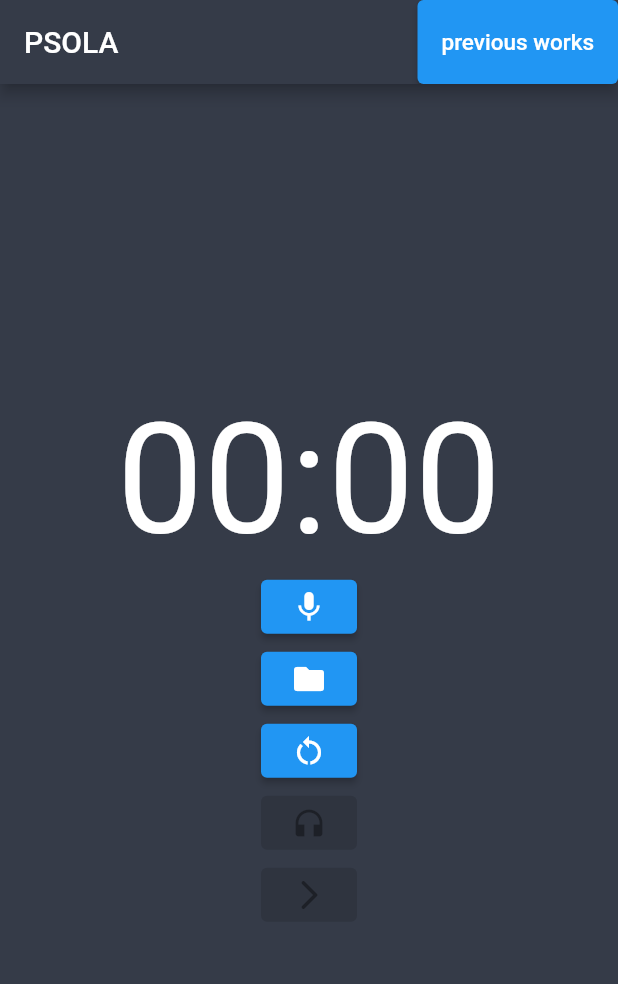
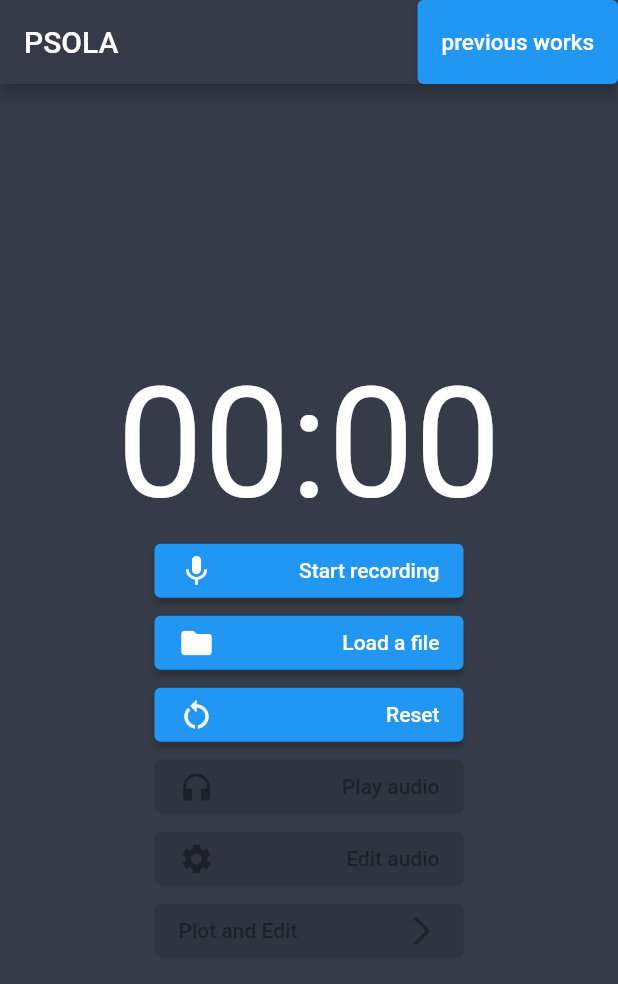
Before and after one commit to tonybotros1/psola-flutter-section, a Flutter app: the screen it shows after launch, on a phone screen of 412 x 824 dp. Shown: the top 984 px of the screen. Run offline on Flutter 3.47's test engine with Material 2 defaults, Android fonts, the phone set to English and light mode, and no system bars; our stand-ins replace action_slider, audioplayers, file_picker, fl_chart, get, just_audio and 2 more; missing offline and left inert: flutter_sound.

Commit message:
UI update

```diff
--- a/lib/constants.dart
+++ b/lib/constants.dart
@@ -18,3 +18,7 @@ TextStyle slidersText(BuildContext ctx) {
       fontWeight: FontWeight.bold,
       fontSize: size.width / 20);
 }
+
+EdgeInsets buttonPadding(){
+  return EdgeInsets.only(left: size.width/4,right: size.width/4);
+}
--- a/lib/controller/start_screen_controller.dart
+++ b/lib/controller/start_screen_controller.dart
@@ -7,7 +7,6 @@ import 'package:flutter_sound/flutter_sound.dart';
 import 'package:get/get.dart';
 import 'package:path/path.dart' as path;
 import 'package:permission_handler/permission_handler.dart';
-
 import '../constants.dart';
 
 class StartScreenController extends GetxController {
--- a/lib/main.dart
+++ b/lib/main.dart
@@ -1,8 +1,5 @@
 import 'package:flutter/material.dart';
 import 'package:get/get.dart';
-
-import 'screen/audio_list_screen.dart';
-import 'screen/audio_manipulation _screen.dart';
 import 'screen/startScreen.dart';
 
 void main() {
--- a/lib/screen/audio_list_screen.dart
+++ b/lib/screen/audio_list_screen.dart
@@ -18,7 +18,7 @@ class AudioListScreen extends StatelessWidget {
   Widget build(BuildContext context) {
     return Scaffold(
       appBar: AppBar(
-        title: const Text('Your records '),
+        title: const Text('Your records'),
         backgroundColor: backgroundColor,
       ),
       backgroundColor: backgroundColor,
--- a/lib/screen/startScreen.dart
+++ b/lib/screen/startScreen.dart
@@ -4,6 +4,7 @@ import 'package:flutter/material.dart';
 import 'package:get/get.dart';
 import 'package:psola/constants.dart';
 import 'package:flutter_sound/flutter_sound.dart';
+import 'package:psola/screen/audio_manipulation%20_screen.dart';
 import 'package:psola/screen/player_screen.dart';
 
 import '../controller/start_screen_controller.dart';
@@ -30,7 +31,8 @@ class StartScreen extends StatelessWidget {
             child: const Text(
               'previous works',
               style: TextStyle(fontSize: 15),
-              ))
+            ),
+          ),
         ],
       ),
       backgroundColor: backgroundColor,
@@ -57,8 +59,12 @@ class StartScreen extends StatelessWidget {
                       fontSize: size.width / 4,
                     ),
                   );
-                    })),
-            GetBuilder<StartScreenController>(
+                },
+              ),
+            ),
+            Padding(
+              padding: buttonPadding(),
+              child: GetBuilder<StartScreenController>(
                 builder: (controller) => ElevatedButton(
                     onPressed: () async {
                       if (controller.recorder.isRecording) {
@@ -67,11 +73,22 @@ class StartScreen extends StatelessWidget {
                         await controller.record();
                       }
                     },
-                      child: Icon(controller.recorder.isRecording
+                    child: Row(
+                      mainAxisAlignment: MainAxisAlignment.spaceBetween,
+                      children: [
+                        Icon(controller.recorder.isRecording
                             ? Icons.stop
                             : Icons.mic),
+                        Text(controller.recorder.isRecording
+                            ? 'Stop recording'
+                            : 'Start recording'),
+                      ],
                     )),
-            GetBuilder<StartScreenController>(
+              ),
+            ),
+            Padding(
+              padding: buttonPadding(),
+              child: GetBuilder<StartScreenController>(
                 builder: (controller) => ElevatedButton(
                   onPressed: controller.isPickingFile
                       ? null
@@ -82,32 +99,86 @@ class StartScreen extends StatelessWidget {
                             return;
                           }
                         },
-                      child: Icon(
+                  child: Row(
+                    mainAxisAlignment: MainAxisAlignment.spaceBetween,
+                    children: [
+                      Icon(
                           controller.isPickingFile ? Icons.done : Icons.folder),
-                    )),
-            GetBuilder<StartScreenController>(
+                      Text(controller.isPickingFile
+                          ? 'file is loaded'
+                          : 'Load a file'),
+                    ],
+                  ),
+                ),
+              ),
+            ),
+            Padding(
+              padding: buttonPadding(),
+              child: GetBuilder<StartScreenController>(
                   builder: (controller) => ElevatedButton(
                         onPressed: () => controller.reset(),
-                      child: const Icon(Icons.restart_alt),
+                        child: const Row(
+                          mainAxisAlignment: MainAxisAlignment.spaceBetween,
+                          children: [Icon(Icons.restart_alt), Text('Reset')],
+                        ),
                       )),
-            GetBuilder<StartScreenController>(
+            ),
+            Padding(
+              padding: buttonPadding(),
+              child: GetBuilder<StartScreenController>(
                 builder: (controller) => ElevatedButton(
                   onPressed: controller.check()
                       ? () => Get.to(() => PlayerScreen(),
                           transition: Transition.rightToLeft,
                           arguments: controller.selectedAudioPath)
                       : null,
-                      child: const Icon(Icons.headphones),
-                    )),
-            GetBuilder<StartScreenController>(
+                  child: const Row(
+                    mainAxisAlignment: MainAxisAlignment.spaceBetween,
+                    children: [
+                      Icon(Icons.headphones),
+                      Text('Play audio'),
+                    ],
+                  ),
+                ),
+              ),
+            ),
+            Padding(
+              padding: buttonPadding(),
+              child: GetBuilder<StartScreenController>(
+                builder: (controller) => ElevatedButton(
+                  onPressed: controller.check()
+                      ? () => Get.to(() => const AudioManipulationScreen(),
+                          transition: Transition.rightToLeft)
+                      : null,
+                  child: const Row(
+                    mainAxisAlignment: MainAxisAlignment.spaceBetween,
+                    children: [
+                      Icon(Icons.settings),
+                      Text('Edit audio'),
+                    ],
+                  ),
+                ),
+              ),
+            ),
+            Padding(
+              padding: buttonPadding(),
+              child: GetBuilder<StartScreenController>(
                 builder: (controller) => ElevatedButton(
                   onPressed: controller.check()
                       ? () => Get.to(() => PlaySoundScreen(),
                           transition: Transition.rightToLeft,
                           arguments: controller.selectedAudioPath)
                       : null,
-                      child: const Icon(Icons.arrow_forward_ios_rounded),
-                    )),
+                  child: const Row(
+                    mainAxisAlignment: MainAxisAlignment.spaceBetween,
+                    children: [
+                      Text('Plot and Edit'),
+                      Icon(Icons.arrow_forward_ios_rounded),
+                    ],
+                  ),
+                ),
+              ),
+            ),
           ],
         ),
       ),
```
Also changed, not shown: lib/screen/audio_manipulation _screen.dart (+58 -13 lines), lib/screen/play_sound_screen_and_plot.dart (+38 -50 lines). Lines whose indentation alone changed are shown as unchanged.
